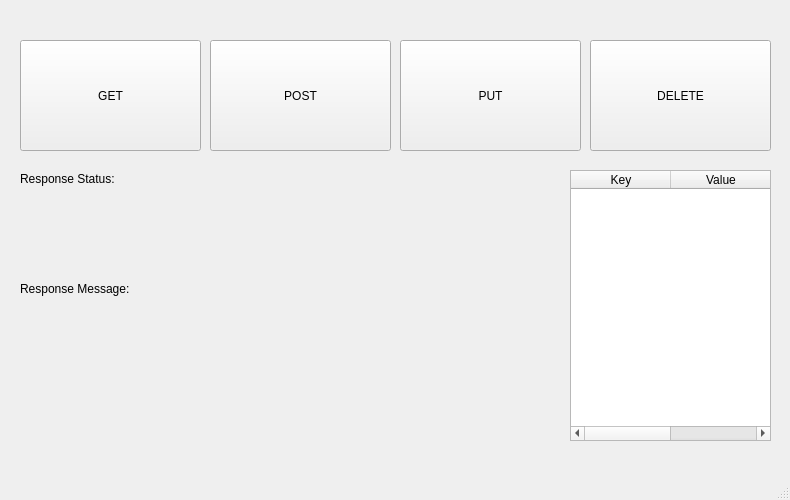
This is updated_code_2/PPWProj/mainwindow.ui in atdh/individual_project_db_3010 as Qt 5 draws it before an edit. The edited form follows.
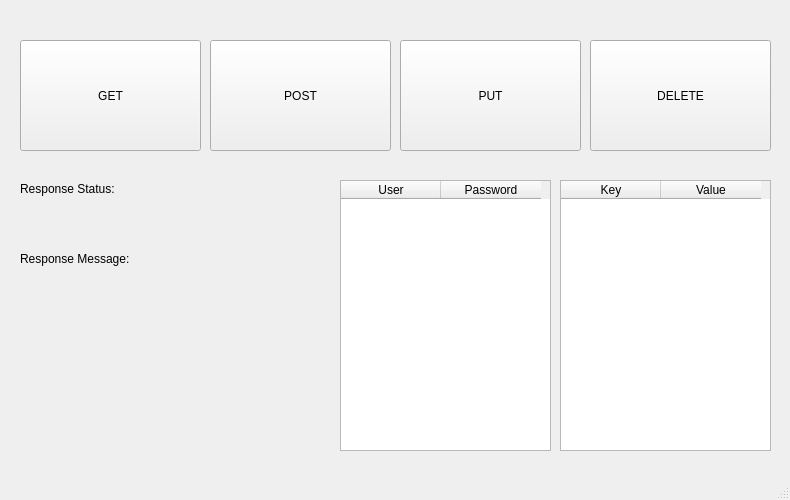
This is the edited form.

The edit to the form file:
```diff
--- a/updated_code_2/PPWProj/mainwindow.ui
+++ b/updated_code_2/PPWProj/mainwindow.ui
@@ -67,11 +67,14 @@
     </property>
    </widget>
    <widget class="QTableWidget" name="tableWidget">
+    <property name="enabled">
+     <bool>true</bool>
+    </property>
     <property name="geometry">
      <rect>
-      <x>570</x>
-      <y>170</y>
-      <width>201</width>
+      <x>560</x>
+      <y>180</y>
+      <width>211</width>
       <height>271</height>
      </rect>
     </property>
@@ -93,7 +96,7 @@
     <property name="geometry">
      <rect>
       <x>20</x>
-      <y>170</y>
+      <y>180</y>
       <width>121</width>
       <height>17</height>
      </rect>
@@ -119,7 +122,7 @@
     <property name="geometry">
      <rect>
       <x>20</x>
-      <y>280</y>
+      <y>250</y>
       <width>141</width>
       <height>17</height>
      </rect>
@@ -132,15 +135,41 @@
     <property name="geometry">
      <rect>
       <x>20</x>
-      <y>310</y>
-      <width>471</width>
-      <height>17</height>
+      <y>270</y>
+      <width>301</width>
+      <height>21</height>
      </rect>
     </property>
     <property name="text">
      <string/>
     </property>
    </widget>
+   <widget class="QTableWidget" name="tableWidget_2">
+    <property name="enabled">
+     <bool>true</bool>
+    </property>
+    <property name="geometry">
+     <rect>
+      <x>340</x>
+      <y>180</y>
+      <width>211</width>
+      <height>271</height>
+     </rect>
+    </property>
+    <property name="rowCount">
+     <number>0</number>
+    </property>
+    <column>
+     <property name="text">
+      <string>User</string>
+     </property>
+    </column>
+    <column>
+     <property name="text">
+      <string>Password</string>
+     </property>
+    </column>
+   </widget>
   </widget>
   <widget class="QMenuBar" name="menubar">
    <property name="geometry">
```
